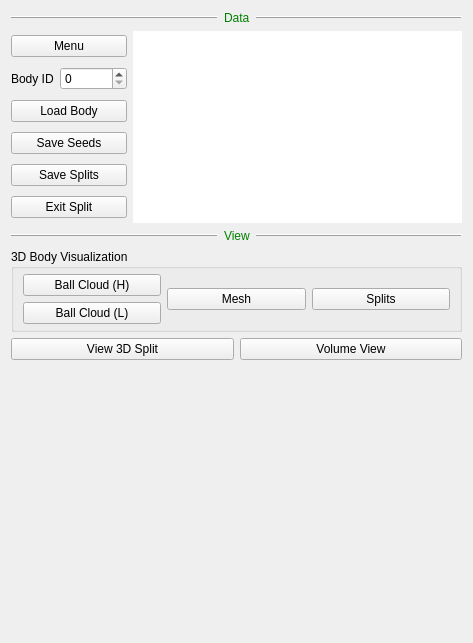
First picture: the form in neurolabi/gui/flyem/flyemsplitcontrolform.ui, repository janelia-flyem/NeuTu, before the edit.
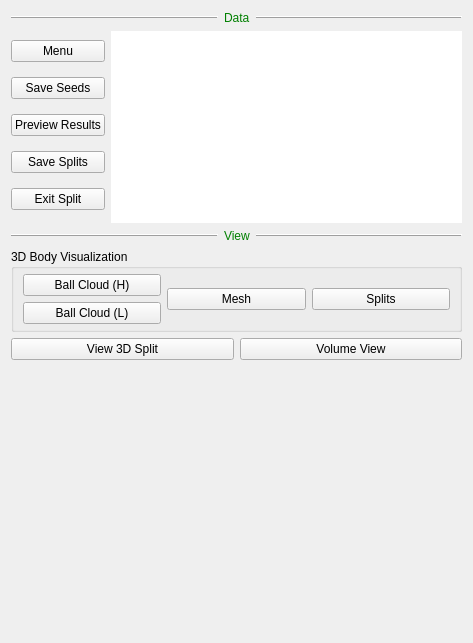
Second picture: the form after the edit. Icons and pictures are not drawn. Custom widgets are drawn as their Qt base class.

Commit message: allows merging isolated splits with the same label

What changed in the file:
```diff
--- a/neurolabi/gui/flyem/flyemsplitcontrolform.ui
+++ b/neurolabi/gui/flyem/flyemsplitcontrolform.ui
@@ -77,40 +77,6 @@
          </property>
         </widget>
        </item>
-       <item>
-        <layout class="QHBoxLayout" name="horizontalLayout_5">
-         <item>
-          <widget class="QLabel" name="label_4">
-           <property name="text">
-            <string>Body ID</string>
-           </property>
-          </widget>
-         </item>
-         <item>
-          <widget class="ZSpinBox" name="bodyIdSpinBox">
-           <property name="minimum">
-            <number>0</number>
-           </property>
-           <property name="maximum">
-            <number>2147483647</number>
-           </property>
-           <property name="value">
-            <number>0</number>
-           </property>
-          </widget>
-         </item>
-        </layout>
-       </item>
-       <item>
-        <widget class="QPushButton" name="loadBodyPushButton">
-         <property name="toolTip">
-          <string>Load a body to split</string>
-         </property>
-         <property name="text">
-          <string>Load Body</string>
-         </property>
-        </widget>
-       </item>
        <item>
         <widget class="QPushButton" name="saveSeedPushButton">
          <property name="toolTip">
@@ -125,6 +91,17 @@
          </property>
         </widget>
        </item>
+       <item>
+        <widget class="QPushButton" name="previewPushButton">
+         <property name="text">
+          <string>Preview Results</string>
+         </property>
+         <property name="icon">
+          <iconset resource="../gui.qrc">
+           <normaloff>:/images/swcpreview.png</normaloff>:/images/swcpreview.png</iconset>
+         </property>
+        </widget>
+       </item>
        <item>
         <widget class="QPushButton" name="commitPushButton">
          <property name="toolTip">
@@ -338,11 +315,6 @@
    <header location="global">flyem/widgets/zflyembookmarkwidget.h</header>
    <container>1</container>
   </customwidget>
-  <customwidget>
-   <class>ZSpinBox</class>
-   <extends>QSpinBox</extends>
-   <header location="global">zspinbox.h</header>
-  </customwidget>
  </customwidgets>
  <resources>
   <include location="../gui.qrc"/>
```
The commit also changes 29 other files.
